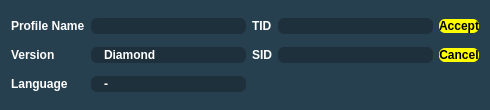
Before: the Qt Designer form Forms/Gen4/ProfileManager4NewEdit.ui in Admiral-Fish/PokeFinder, drawn with Qt 5.
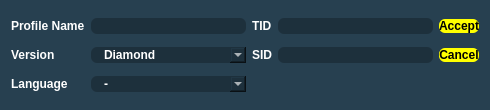
After: the same form once the commit is applied. Icons and pictures are not drawn. Custom widgets are drawn as their Qt base class.

```diff
--- a/Forms/Gen4/ProfileManager4NewEdit.ui
+++ b/Forms/Gen4/ProfileManager4NewEdit.ui
@@ -95,16 +95,6 @@
 	color: white;
 }
 
-QComboBox::down-arrow {
-	image: url(noimg);
-	border-width: 0px;
-}
-
-QComboBox::drop-down {
-	background: transparent;
-	width: 0px;
-}
-
 QLabel {
 	color: white;
 	font-family: &quot;Myriad Pro&quot;, Montserrat;
```
Left out of the diff: 9 changed lines with no effect on the pictures.
